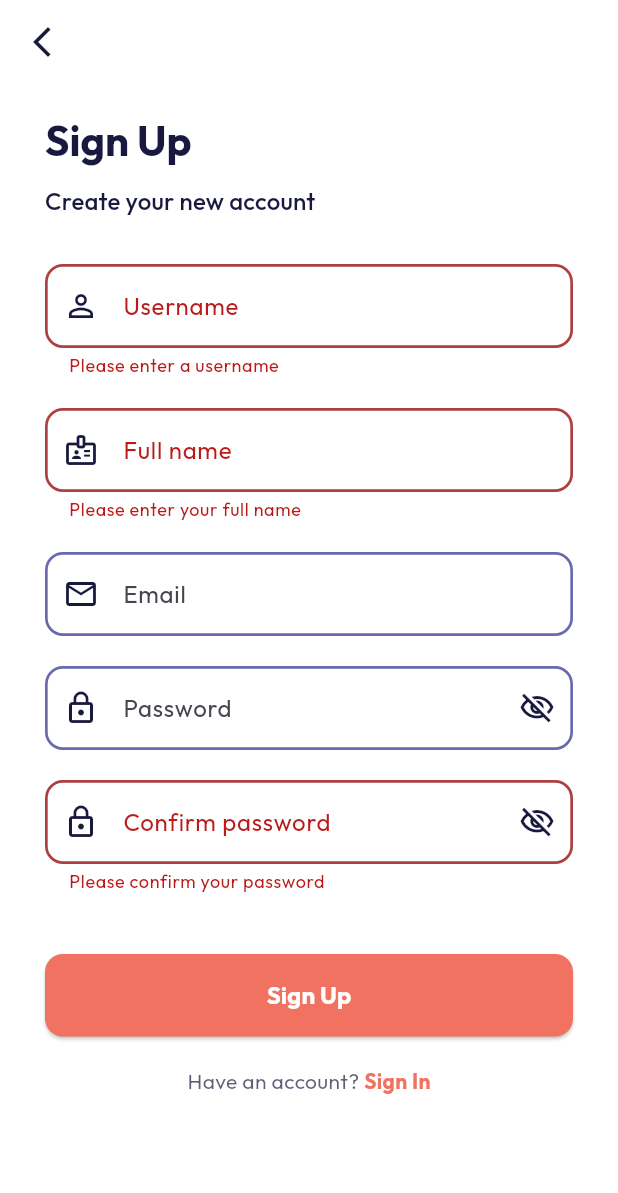
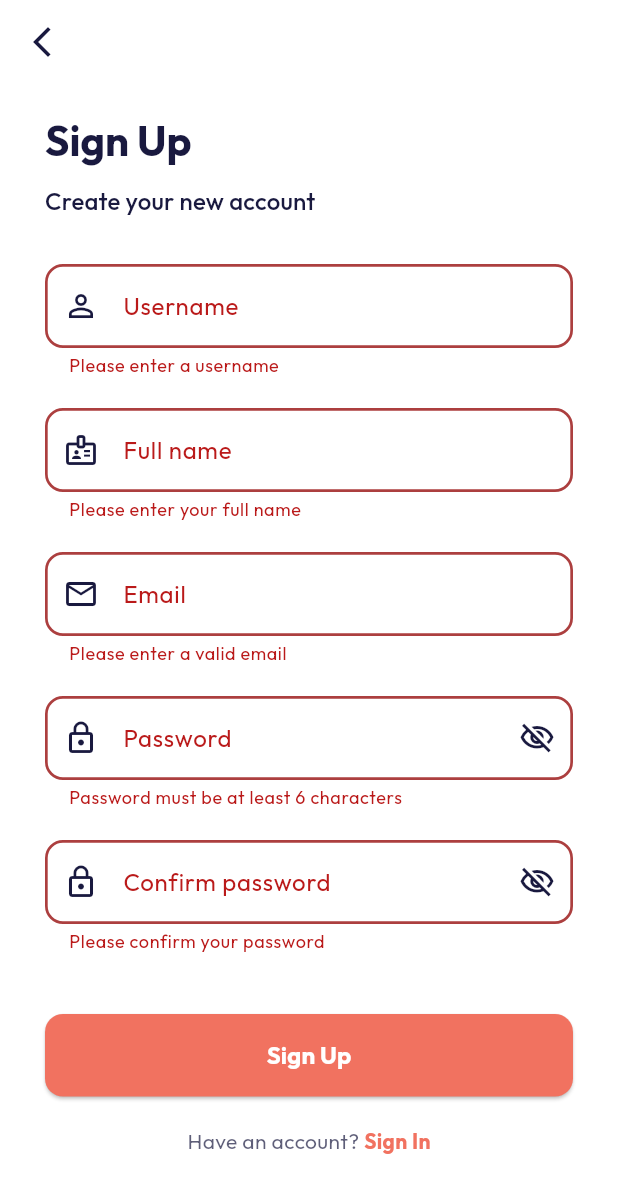
Before and after one commit to Reasondro/ImHEAR, a Flutter app: the SignUpScreen screen opened directly with empty values, after a tap on "Sign Up", on a phone screen of 412 x 824 dp. Shown: the top 1193 px of the screen. Run offline on Flutter 3.47's test engine with Material 3 defaults, Android fonts, the phone set to English and light mode, and no system bars; our stand-ins replace equatable, flutter_bloc, flutter_blue_plus, flutter_dotenv, geolocator, go_router and 4 more; accounts and stored records are empty.

Commit message:
add validation to new sign up screen . TODO: add auth listener

```diff
--- a/lib/features/auth/presentation/screens/sign_up_screen.dart
+++ b/lib/features/auth/presentation/screens/sign_up_screen.dart
@@ -84,10 +84,7 @@ class _SignUpScreenState extends State<SignUpScreen> {
           },
         ),
       ),
-      body:
-      // Center(
-      // child:
-      SingleChildScrollView(
+      body: SingleChildScrollView(
         padding: const EdgeInsets.symmetric(horizontal: 30.0, vertical: 20.0),
 
         child: Form(
@@ -117,7 +114,7 @@ class _SignUpScreenState extends State<SignUpScreen> {
               // ? Username Field
               TextFormField(
                 controller: _usernameController,
-                style: const TextStyle(color: AppColors.white),
+                style: const TextStyle(color: AppColors.haiti),
                 decoration: _inputDecoration(
                   labelText: "Username",
                   hintText: 'Create your username',
@@ -136,7 +133,7 @@ class _SignUpScreenState extends State<SignUpScreen> {
               // ? Full Name Field
               TextFormField(
                 controller: _fullNameController,
-                style: const TextStyle(color: AppColors.white),
+                style: const TextStyle(color: AppColors.haiti),
                 decoration: _inputDecoration(
                   labelText: "Full name",
                   hintText: 'Enter your full name',
@@ -154,7 +151,7 @@ class _SignUpScreenState extends State<SignUpScreen> {
               if (widget.selectedRole == UserRole.org_admin) ...[
                 TextFormField(
                   controller: _organizationNameController,
-                  style: const TextStyle(color: AppColors.white),
+                  style: const TextStyle(color: AppColors.haiti),
                   decoration: _inputDecoration(
                     labelText: "Organization name",
                     hintText: 'Enter your organization name',
@@ -163,7 +160,7 @@ class _SignUpScreenState extends State<SignUpScreen> {
                   validator: (value) {
                     if (widget.selectedRole == UserRole.org_admin &&
                         (value == null || value.trim().isEmpty)) {
-                      return 'Please enter the organization name';
+                      return 'Please enter your organization name';
                     }
                     return null;
                   },
@@ -174,7 +171,7 @@ class _SignUpScreenState extends State<SignUpScreen> {
               //?  Email Field
               TextFormField(
                 controller: _emailController,
-                style: const TextStyle(color: AppColors.white),
+                style: const TextStyle(color: AppColors.haiti),
                 decoration: _inputDecoration(
                   labelText: "Email",
                   hintText: 'Enter your email',
@@ -182,7 +179,10 @@ class _SignUpScreenState extends State<SignUpScreen> {
                 ),
                 keyboardType: TextInputType.emailAddress,
                 validator: (value) {
-                  /* ... your email validator ... */
+                  if (value == null || value.isEmpty || !value.contains('@')) {
+                    return 'Please enter a valid email';
+                  }
+                  return null;
                 },
               ),
               const SizedBox(height: 20),
@@ -190,7 +190,7 @@ class _SignUpScreenState extends State<SignUpScreen> {
               // ? Password Field
               TextFormField(
                 controller: _passwordController,
-                style: const TextStyle(color: AppColors.white),
+                style: const TextStyle(color: AppColors.haiti),
                 decoration: _inputDecoration(
                   labelText: "Password",
                   hintText: 'Create your password',
@@ -203,15 +203,18 @@ class _SignUpScreenState extends State<SignUpScreen> {
                 ),
                 obscureText: _obscurePassword,
                 validator: (value) {
-                  /* ... your password validator ... */
+                  if (value == null || value.isEmpty || value.length < 6) {
+                    return 'Password must be at least 6 characters';
+                  }
+                  return null;
                 },
               ),
               const SizedBox(height: 20),
 
-              //?  Confirm Password Field
+              //?  confirm password field
               TextFormField(
                 controller: _confirmPasswordController,
-                style: const TextStyle(color: AppColors.white),
+                style: const TextStyle(color: AppColors.haiti),
                 decoration: _inputDecoration(
                   labelText: "Confirm password",
                   hintText: 'Confirm your password',
@@ -235,7 +238,7 @@ class _SignUpScreenState extends State<SignUpScreen> {
               ),
               const SizedBox(height: 40),
 
-              // ? Submit Button
+              // ? submit button
               BlocBuilder<AuthCubit, AuthStates>(
                 builder: (context, state) {
                   if (state is AuthLoading) {
@@ -263,7 +266,7 @@ class _SignUpScreenState extends State<SignUpScreen> {
               ),
               const SizedBox(height: 20),
 
-              // ? Toggle to Sign In
+              // ? toggle sign In
               Row(
                 mainAxisAlignment: MainAxisAlignment.center,
                 children: [
```
